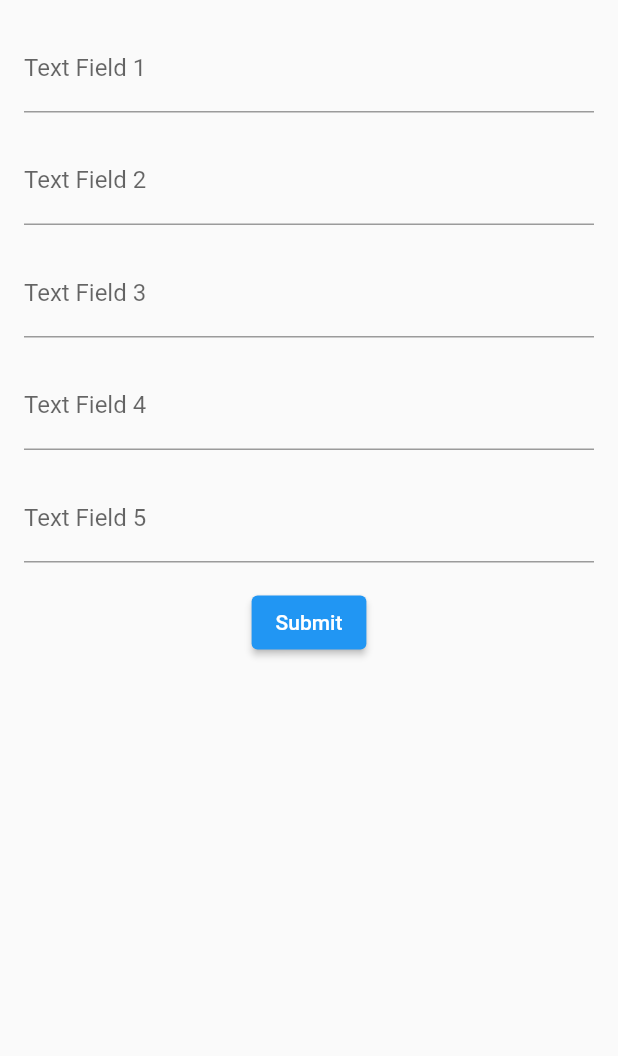
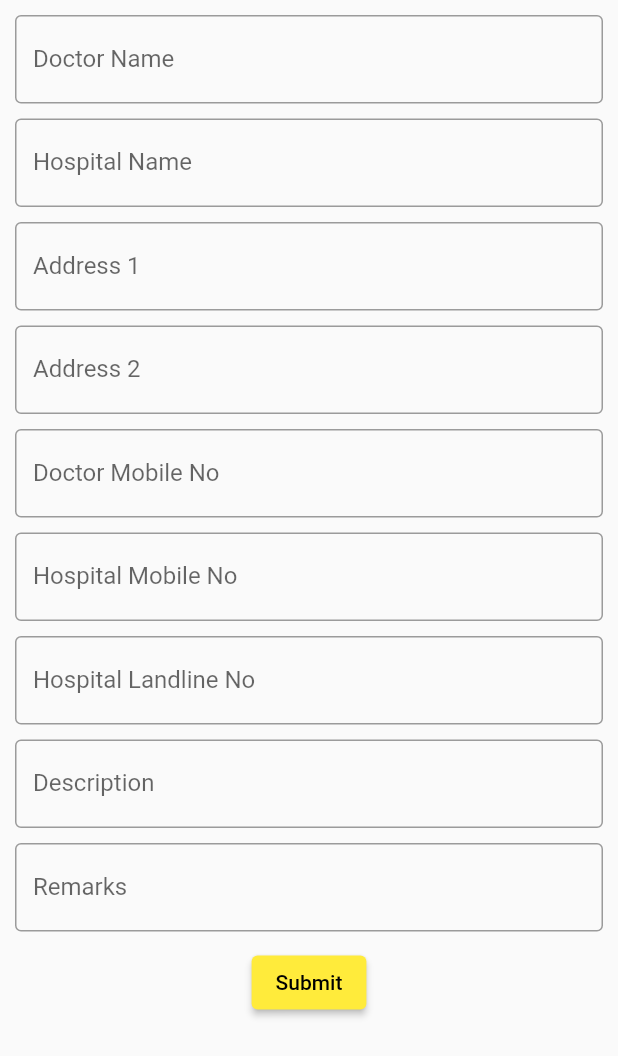
Before and after one commit to Sangeeth3195/drenquiry, a Flutter app: the TextFieldExample screen opened directly, after a tap on "Submit", on a phone screen of 412 x 824 dp. Shown: the top 1056 px of the screen. Run offline on Flutter 3.47's test engine with Material 2 defaults, Android fonts, the phone set to English and light mode, and no system bars; our stand-ins replace fluttertoast, geolocator, shared_preferences; accounts and stored records are empty; network calls fail.

Commit message:
UI Changes

```diff
--- a/lib/TextFieldExample.dart
+++ b/lib/TextFieldExample.dart
@@ -4,6 +4,7 @@ import 'package:flutter/material.dart';
 import 'package:geolocator/geolocator.dart';
 import 'package:shared_preferences/shared_preferences.dart';
 import 'package:http/http.dart' as http;
+import 'package:fluttertoast/fluttertoast.dart';
 
 class TextFieldExample extends StatefulWidget {
   const TextFieldExample({super.key});
@@ -18,6 +19,10 @@ class _TextFieldExampleState extends State<TextFieldExample> {
   final TextEditingController _controller3 = TextEditingController();
   final TextEditingController _controller4 = TextEditingController();
   final TextEditingController _controller5 = TextEditingController();
+  final TextEditingController _controller6 = TextEditingController();
+  final TextEditingController _controller7 = TextEditingController();
+  final TextEditingController _controller8 = TextEditingController();
+  final TextEditingController _controller9 = TextEditingController();
   late SharedPreferences _preferences;
   String? _currentAddress;
   Position? _currentPosition;
@@ -39,13 +44,13 @@ class _TextFieldExampleState extends State<TextFieldExample> {
     _controller4.text = _preferences.getString('text4') ?? '';
     _controller5.text = _preferences.getString('text5') ?? '';
   }
+
   Future<void> _getCurrentPosition() async {
     final hasPermission = await _handleLocationPermission();
     if (!hasPermission) return;
-    await Geolocator.getCurrentPosition(
-        desiredAccuracy: LocationAccuracy.high)
+    await Geolocator.getCurrentPosition(desiredAccuracy: LocationAccuracy.high)
         .then((Position position) {
-          print(position);
+      print(position);
       setState(() => _currentPosition = position);
     }).catchError((e) {
       debugPrint(e);
@@ -59,7 +64,8 @@ class _TextFieldExampleState extends State<TextFieldExample> {
     serviceEnabled = await Geolocator.isLocationServiceEnabled();
     if (!serviceEnabled) {
       ScaffoldMessenger.of(context).showSnackBar(const SnackBar(
-          content: Text('Location services are disabled. Please enable the services')));
+          content: Text(
+              'Location services are disabled. Please enable the services')));
       return false;
     }
     permission = await Geolocator.checkPermission();
@@ -73,11 +79,13 @@ class _TextFieldExampleState extends State<TextFieldExample> {
     }
     if (permission == LocationPermission.deniedForever) {
       ScaffoldMessenger.of(context).showSnackBar(const SnackBar(
-          content: Text('Location permissions are permanently denied, we cannot request permissions.')));
+          content: Text(
+              'Location permissions are permanently denied, we cannot request permissions.')));
       return false;
     }
     return true;
   }
+
   @override
   void dispose() {
     _controller1.dispose();
@@ -85,70 +93,71 @@ class _TextFieldExampleState extends State<TextFieldExample> {
     _controller3.dispose();
     _controller4.dispose();
     _controller5.dispose();
+    _controller6.dispose();
+    _controller7.dispose();
+    _controller8.dispose();
+    _controller9.dispose();
     super.dispose();
   }
 
   Future<void> _sendDetails() async {
+    print("lat --> ${_currentPosition!.latitude}");
+    print("lon --> ${_currentPosition!.longitude}");
+
     setState(() {
       _isLoading = true;
     });
+    int userId = _preferences.getInt("id") ?? 1;
 
-    int userId=_preferences.getInt("id")??1;
-    // Define API endpoint and request body
     String apiUrl = 'https://teamexapi.zsoftservices.com/api/Account/addvisit';
+
     Map<String, String> headers = {'Content-Type': 'application/json'};
-    Map<String, dynamic> body = {'DoctorName':'',
-      'HospitalName': '',
-      "Address1":"test",
-      "Address2":"test",
-      "Latitude":_currentPosition!.latitude,
-      "Longitude":_currentPosition!.longitude,
-      "DoctorMobileNo":"test",
-      "HospitalMobileNo":"test",
-      "HospitalLandLine":"test",
-      "Remarks":"test",
-      "Description":"test",
-      "EmployeeId":userId,
+
+    print(_controller1);
+
+    Map<String, dynamic> body = {
+      'DoctorName': _controller1.text,
+      'HospitalName': _controller2.text,
+      "Address1": _controller3.text,
+      "Address2": _controller4.text,
+      "Latitude": _currentPosition!.latitude,
+      "Longitude": _currentPosition!.longitude,
+      "DoctorMobileNo": _controller5.text,
+      "HospitalMobileNo": _controller6.text,
+      "HospitalLandLine": _controller7.text,
+      "Remarks": _controller9.text,
+      "Description": _controller8.text,
+      "EmployeeId": userId,
     };
+
+    print(body);
 
     // Make API request
     try {
-      var response = await http.post(Uri.parse(apiUrl), headers: headers, body: jsonEncode(body));
+      var response = await http.post(Uri.parse(apiUrl),
+          headers: headers, body: jsonEncode(body));
       print(response.body);
 
       if (response.statusCode == 200) {
+        Fluttertoast.showToast(
+          msg: "This is Center Short Toast",
+        );
+        _controller1.clear();
+        _controller2.clear();
+        _controller3.clear();
+        _controller4.clear();
+        _controller5.clear();
+        _controller6.clear();
+        _controller7.clear();
+        _controller8.clear();
+        _controller9.clear();
         // Login successful, navigate to next screen
         // Navigator.push(context, MaterialPageRoute(builder: (BuildContext context) => TextFieldExample()));
       } else {
         // Login failed, display error message
-        showDialog(
-          context: context,
-          builder: (context) => AlertDialog(
-            title: Text('Details'),
-            content: const Text('Please make sure fill all the details'),
-            actions: [
-              TextButton(
-                child: Text('OK'),
-                onPressed: () => Navigator.pop(context),
-              ),
-            ],
-          ),
-        );
       }
     } catch (error) {
-      showDialog(
-        context: context,
-        builder: (context) => AlertDialog(
-          title: Text('Error'),
-          content: Text('An error occurred. Please try again later.'),
-          actions: [
-            TextButton(
-              child: Text('OK'),
-              onPressed: () => Navigator.pop(context),
-            ),
-          ],
-        ),
-      );
+      print(error.toString());
     }
 
     setState(() {
@@ -156,51 +165,99 @@ class _TextFieldExampleState extends State<TextFieldExample> {
     });
   }
 
-
   @override
   Widget build(BuildContext context) {
     return Scaffold(
       // appBar: AppBar(title: const Text('TextFields Example')),
       body: Padding(
-        padding: const EdgeInsets.all(16.0),
+        padding: const EdgeInsets.all(10.0),
         child: Column(
           children: [
             TextFormField(
               controller: _controller1,
-              decoration: const InputDecoration(labelText: 'Text Field 1'),
+              decoration: const InputDecoration(
+                border: OutlineInputBorder(),
+                labelText: 'Doctor Name',
+              ),
             ),
-            const SizedBox(height: 16.0),
+            const SizedBox(height: 10.0),
             TextFormField(
               controller: _controller2,
-              decoration: const InputDecoration(labelText: 'Text Field 2'),
+              decoration: const InputDecoration(
+                border: OutlineInputBorder(),
+                labelText: 'Hospital Name',
+              ),
             ),
-            const SizedBox(height: 16.0),
+            const SizedBox(height: 10.0),
             TextFormField(
               controller: _controller3,
-              decoration: const InputDecoration(labelText: 'Text Field 3'),
+              decoration: const InputDecoration(
+                border: OutlineInputBorder(),
+                labelText: 'Address 1',
+              ),
             ),
-            const SizedBox(height: 16.0),
+            const SizedBox(height: 10.0),
             TextFormField(
               controller: _controller4,
-              decoration: const InputDecoration(labelText: 'Text Field 4'),
+              decoration: const InputDecoration(
+                border: OutlineInputBorder(),
+                labelText: 'Address 2',
+              ),
             ),
-            const SizedBox(height: 16.0),
+            const SizedBox(height: 10.0),
             TextFormField(
               controller: _controller5,
-              decoration: const InputDecoration(labelText: 'Text Field 5'),
+              decoration: const InputDecoration(
+                border: OutlineInputBorder(),
+                labelText: 'Doctor Mobile No',
+              ),
             ),
-            const SizedBox(height: 16.0),
+            const SizedBox(height: 10.0),
+            TextFormField(
+              controller: _controller6,
+              decoration: const InputDecoration(
+                border: OutlineInputBorder(),
+                labelText: 'Hospital Mobile No',
+              ),
+            ),
+            const SizedBox(height: 10.0),
+            TextFormField(
+              controller: _controller6,
+              decoration: const InputDecoration(
+                border: OutlineInputBorder(),
+                labelText: 'Hospital Landline No',
+              ),
+            ),
+            const SizedBox(height: 10.0),
+            TextFormField(
+              controller: _controller7,
+              decoration: const InputDecoration(
+                border: OutlineInputBorder(),
+                labelText: 'Description',
+              ),
+            ),
+            const SizedBox(height: 10.0),
+            TextFormField(
+              controller: _controller8,
+              decoration: const InputDecoration(
+                border: OutlineInputBorder(),
+                labelText: 'Remarks',
+              ),
+            ),
+            const SizedBox(height: 10.0),
             ElevatedButton(
               onPressed: () {
                 _sendDetails();
-                _preferences.setString('text1', _controller1.text);
-                _preferences.setString('text2', _controller2.text);
-                _preferences.setString('text3', _controller3.text);
-                _preferences.setString('text4', _controller4.text);
-                _preferences.setString('text5', _controller5.text);
-
-                // Clear the text fields
-                _controller1.clear();
+                _preferences.setString('Doctor Name', _controller1.text);
+                _preferences.setString('Hospital Name', _controller2.text);
+                _preferences.setString('Address 1', _controller3.text);
+                _preferences.setString('Address 2', _controller4.text);
+                _preferences.setString('Doctor Mobile No', _controller5.text);
+                _preferences.setString('Hospital Mobile No', _controller6.text);
+                _preferences.setString(
+                    'Hospital Landline No', _controller9.text);
+                _preferences.setString('Description', _controller7.text);
+                _preferences.setString('Remarks', _controller8.text);
               },
               child: const Text('Submit'),
             ),
--- a/lib/login_screen.dart
+++ b/lib/login_screen.dart
@@ -1,5 +1,6 @@
 import 'dart:convert';
 import 'package:dr_enquiry/TextFieldExample.dart';
+import 'package:dr_enquiry/dashboard.dart';
 import 'package:flutter/foundation.dart';
 import 'package:flutter/material.dart';
 import 'package:http/http.dart' as http;
@@ -49,7 +50,7 @@ class _LoginScreenState extends State<LoginScreen> {
         Navigator.push(
             context,
             MaterialPageRoute(
-                builder: (BuildContext context) => const TextFieldExample()));
+                builder: (BuildContext context) => const Dashboard()));
       } else {
         // Login failed, display error message
         showDialog(
--- a/lib/main.dart
+++ b/lib/main.dart
@@ -1,6 +1,7 @@
 import 'package:dr_enquiry/login_screen.dart';
 import 'package:dr_enquiry/splash.dart';
 import 'package:flutter/material.dart';
+import 'package:shared_preferences/shared_preferences.dart';
 
 void main() {
   runApp(const MyApp());
@@ -17,7 +18,7 @@ class MyApp extends StatelessWidget {
       title: 'Flutter Demo',
       debugShowCheckedModeBanner:false,
       theme: ThemeData(
-        primarySwatch: Colors.blue,
+        primarySwatch: Colors.yellow,
       ),
       home: const SplashScreen(),
     );
--- a/pubspec.yaml
+++ b/pubspec.yaml
@@ -23,6 +23,7 @@ dev_dependencies:
   flutter_test:
     sdk: flutter
 
+  fluttertoast: ^8.2.2
   flutter_launcher_icons: ^0.13.1
   flutter_lints: ^2.0.0
 
```
Also changed, not shown: lib/UserListScreen.dart (+17 -27 lines), lib/dashboard.dart (+7 -3 lines), lib/model/ServiceList.dart (+119 -120 lines), lib/splash.dart (+1 -14 lines), pubspec.lock, 1 other file.
